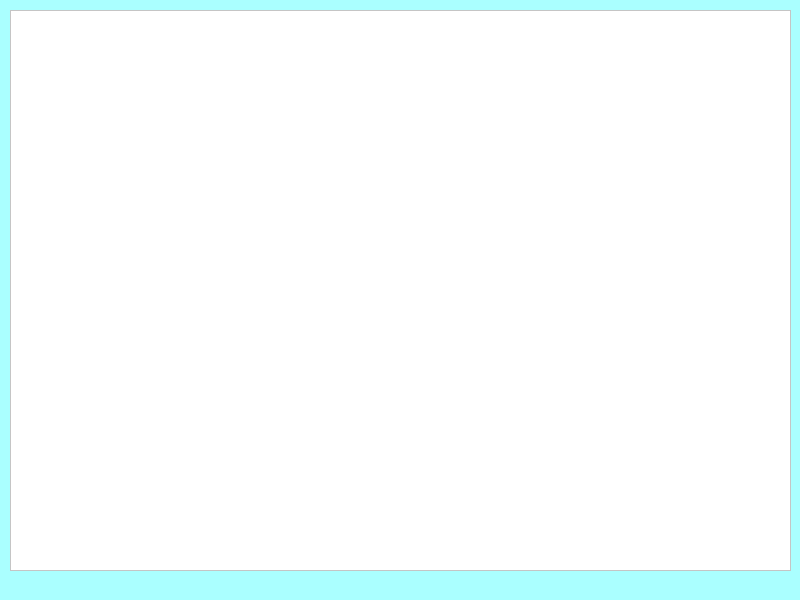
Before: the Qt Designer form main.ui in AmmiMal/Coffe, drawn with Qt 5.
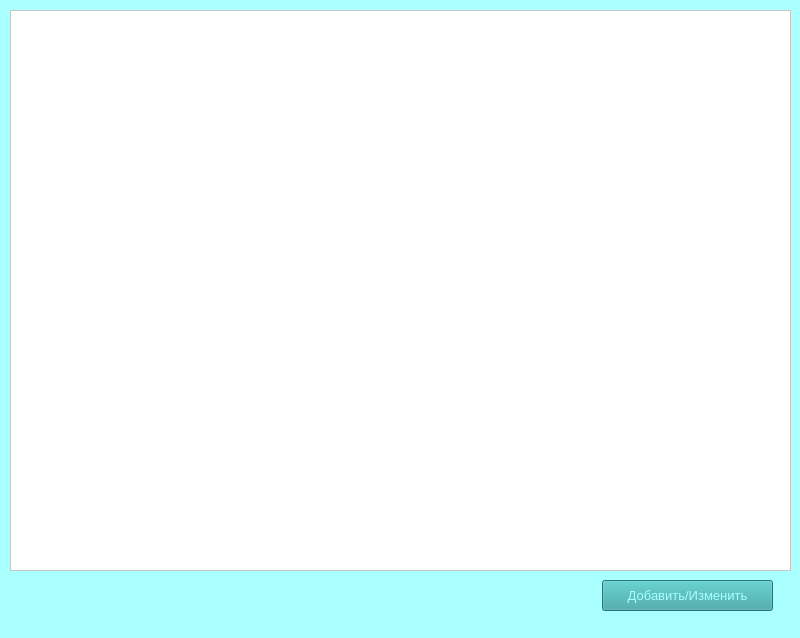
After: the same form once the commit is applied.

Patch:
```diff
--- a/main.ui
+++ b/main.ui
@@ -7,7 +7,7 @@
     <x>0</x>
     <y>0</y>
     <width>800</width>
-    <height>600</height>
+    <height>638</height>
    </rect>
   </property>
   <property name="windowTitle">
@@ -30,6 +30,28 @@
      <string notr="true">background-color: rgb(255, 255, 255);</string>
     </property>
    </widget>
+   <widget class="QPushButton" name="pushButton">
+    <property name="geometry">
+     <rect>
+      <x>602</x>
+      <y>580</y>
+      <width>171</width>
+      <height>31</height>
+     </rect>
+    </property>
+    <property name="font">
+     <font>
+      <pointsize>10</pointsize>
+     </font>
+    </property>
+    <property name="styleSheet">
+     <string notr="true">background-color: rgb(54, 163, 163);
+color: rgb(170, 255, 255);</string>
+    </property>
+    <property name="text">
+     <string>Добавить/Изменить</string>
+    </property>
+   </widget>
   </widget>
   <widget class="QStatusBar" name="statusbar"/>
  </widget>
```
